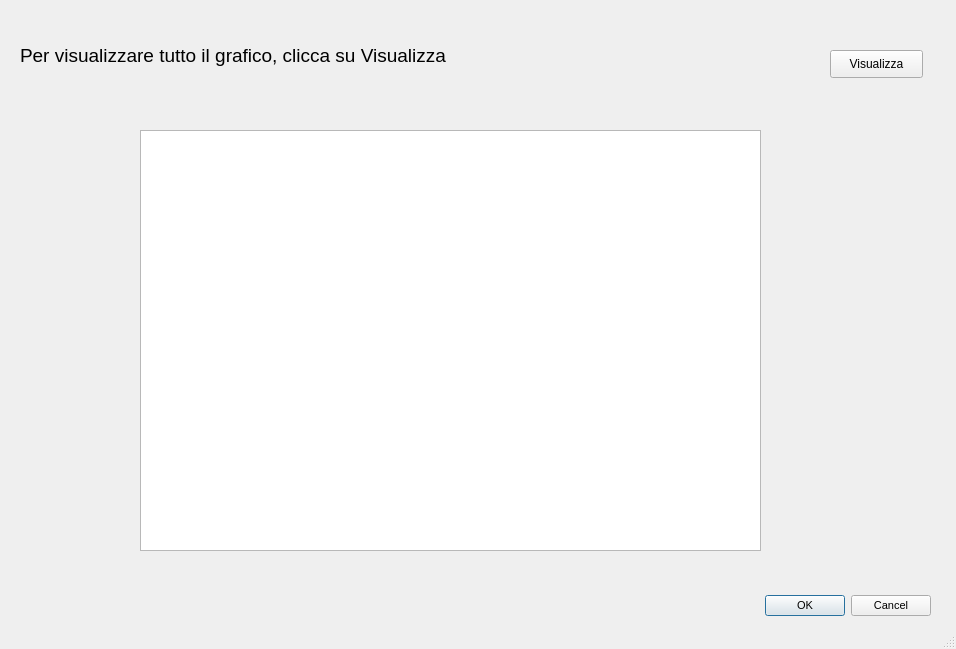
This is c++/menu/menu_project/visualizza.ui in alessan10/c19-1 as Qt 5 draws it before an edit. The edited form follows.
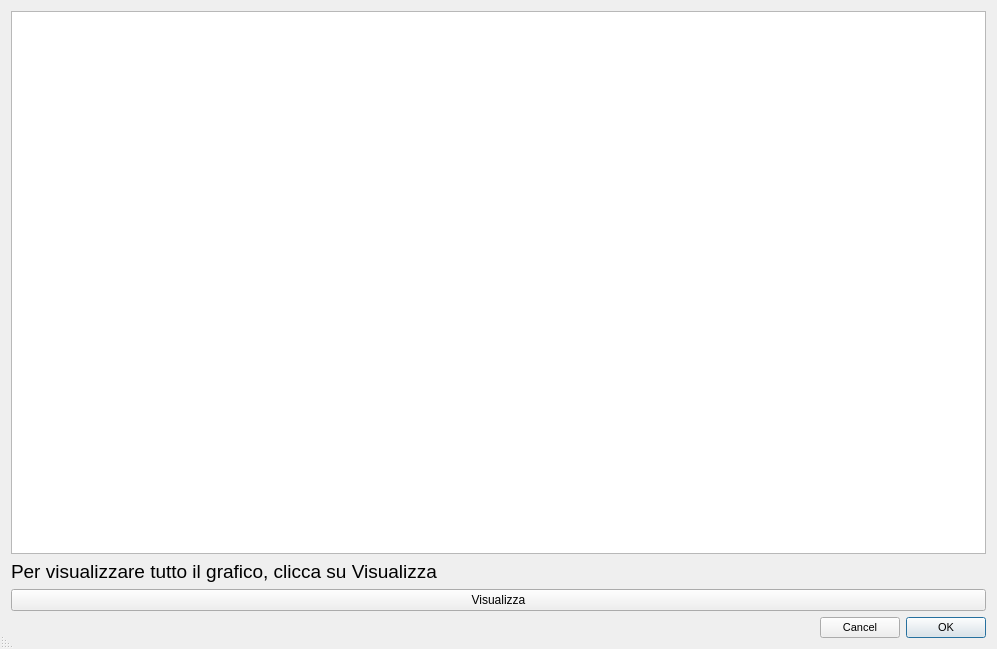
This is the edited form.

Patch:
```diff
--- a/c++/menu/menu_project/visualizza.ui
+++ b/c++/menu/menu_project/visualizza.ui
@@ -6,31 +6,60 @@
    <rect>
     <x>0</x>
     <y>0</y>
-    <width>956</width>
+    <width>997</width>
     <height>649</height>
    </rect>
   </property>
   <property name="windowTitle">
    <string>Dialog</string>
   </property>
+  <property name="layoutDirection">
+   <enum>Qt::RightToLeft</enum>
+  </property>
   <property name="sizeGripEnabled">
    <bool>true</bool>
   </property>
   <property name="modal">
    <bool>false</bool>
   </property>
+  <layout class="QVBoxLayout" name="verticalLayout">
+   <item>
+    <widget class="QListWidget" name="listWidget">
+     <property name="layoutDirection">
+      <enum>Qt::LeftToRight</enum>
+     </property>
+    </widget>
+   </item>
+   <item>
+    <widget class="QLabel" name="label">
+     <property name="font">
+      <font>
+       <pointsize>14</pointsize>
+      </font>
+     </property>
+     <property name="layoutDirection">
+      <enum>Qt::LeftToRight</enum>
+     </property>
+     <property name="text">
+      <string>Per visualizzare tutto il grafico, clicca su Visualizza</string>
+     </property>
+    </widget>
+   </item>
+   <item>
+    <widget class="QPushButton" name="pushButton">
+     <property name="layoutDirection">
+      <enum>Qt::LeftToRight</enum>
+     </property>
+     <property name="text">
+      <string>Visualizza</string>
+     </property>
+    </widget>
+   </item>
+   <item>
   <widget class="QDialogButtonBox" name="buttonBox">
    <property name="enabled">
     <bool>true</bool>
    </property>
-   <property name="geometry">
-    <rect>
-     <x>590</x>
-     <y>590</y>
-     <width>341</width>
-     <height>32</height>
-    </rect>
-   </property>
    <property name="sizePolicy">
     <sizepolicy hsizetype="Fixed" vsizetype="Fixed">
      <horstretch>0</horstretch>
@@ -55,47 +84,8 @@
     <bool>false</bool>
    </property>
   </widget>
-  <widget class="QLabel" name="label">
-   <property name="geometry">
-    <rect>
-     <x>20</x>
-     <y>40</y>
-     <width>531</width>
-     <height>31</height>
-    </rect>
-   </property>
-   <property name="font">
-    <font>
-     <pointsize>14</pointsize>
-    </font>
-   </property>
-   <property name="text">
-    <string>Per visualizzare tutto il grafico, clicca su Visualizza</string>
-   </property>
-  </widget>
-  <widget class="QPushButton" name="pushButton">
-   <property name="geometry">
-    <rect>
-     <x>830</x>
-     <y>50</y>
-     <width>93</width>
-     <height>28</height>
-    </rect>
-   </property>
-   <property name="text">
-    <string>Visualizza</string>
-   </property>
-  </widget>
-  <widget class="QListWidget" name="listWidget">
-   <property name="geometry">
-    <rect>
-     <x>140</x>
-     <y>130</y>
-     <width>621</width>
-     <height>421</height>
-    </rect>
-   </property>
-  </widget>
+   </item>
+  </layout>
  </widget>
  <resources/>
  <connections>
```
Lines whose indentation alone changed are shown as unchanged.
